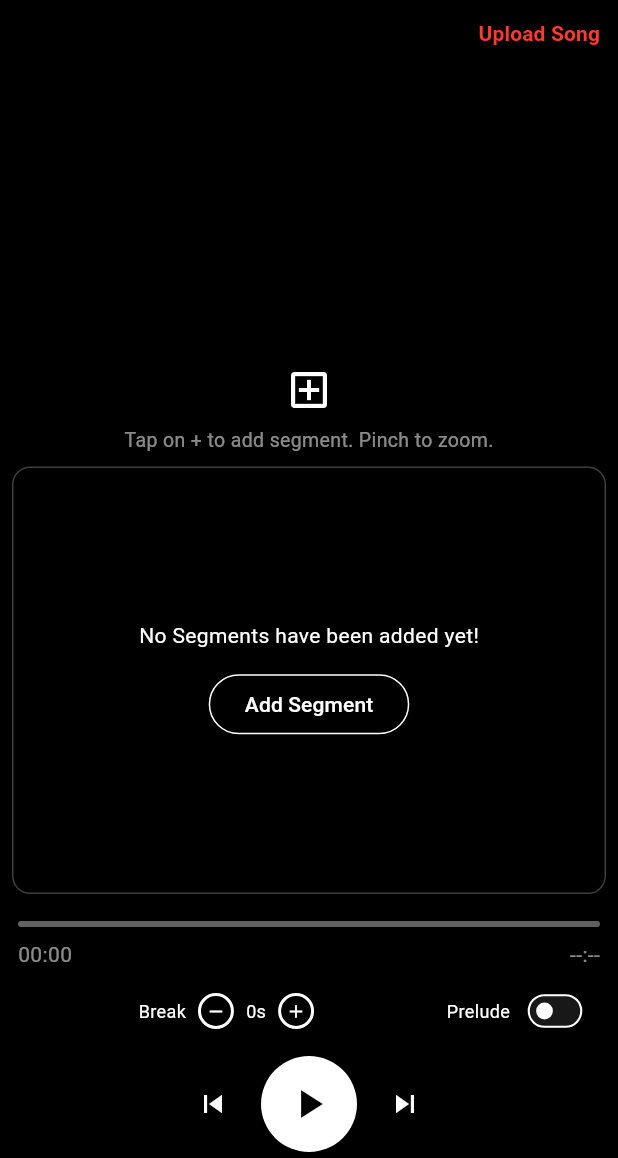
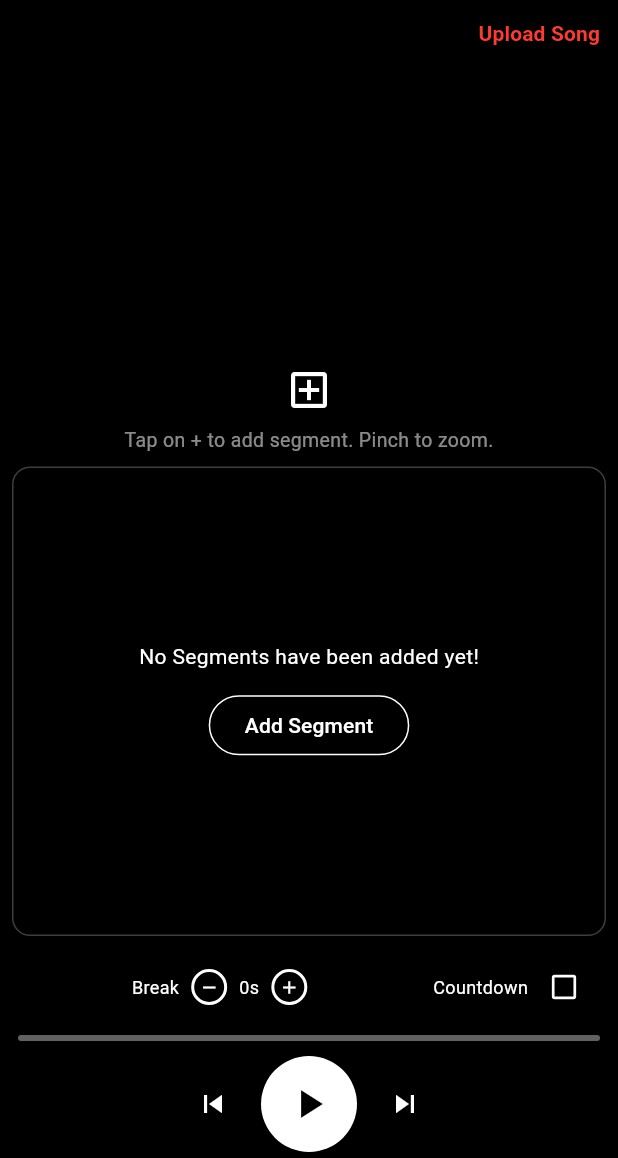
Before and after one commit to Justusschl/LoopingTool, a Flutter app: the screen it shows after launch, on a phone screen of 412 x 824 dp, the part 78-1236 px from its top. Run offline on Flutter 3.47's test engine with Material 3 defaults, Android fonts, the phone set to English and light mode, and no system bars; our stand-ins replace file_picker, just_audio, marquee.

Commit message:
Bottom part improved

```diff
--- a/lib/features/looping_tool/screens/main_screen.dart
+++ b/lib/features/looping_tool/screens/main_screen.dart
@@ -115,33 +115,36 @@ class _MainScreenState extends State<MainScreen> {
                           ),
               ),
             ),
+            // Break & Countdown Row
+            Padding(
+              padding: const EdgeInsets.symmetric(horizontal: 12, vertical: 2),
+              child: Row(
+                children: [
+                  Expanded(
+                    child: BreakDurationSelector(
+                      breakSeconds: vm.breakDuration,
+                      onIncrement: () => vm.setBreakDuration(vm.breakDuration + 1),
+                      onDecrement: () => vm.setBreakDuration(vm.breakDuration > 1 ? vm.breakDuration - 1 : 1),
+                    ),
+                  ),
+                  SizedBox(width: 8),
+                  Text('Countdown', style: TextStyle(color: Colors.white, fontSize: 12)),
+                  Transform.scale(
+                    scale: 0.9,
+                    child: Checkbox(
+                      value: vm.countdownEnabled,
+                      onChanged: (val) => vm.setCountdownEnabled(val ?? false),
+                      activeColor: Colors.red,
+                      checkColor: Colors.white,
+                    ),
+                  ),
+                ],
+              ),
+            ),
             // Slider Row
             Padding(
               padding: const EdgeInsets.symmetric(horizontal: 12, vertical: 2),
               child: SongTimelineSlider(),
-            ),
-            // Break & Prelude Row
-            Padding(
-              padding: const EdgeInsets.symmetric(horizontal: 12, vertical: 2),
-              child: Row(
-                children: [
-                  Expanded(child: BreakDurationSelector(
-                    breakSeconds: vm.breakDuration,
-                    onIncrement: () => vm.setBreakDuration(vm.breakDuration + 1),
-                    onDecrement: () => vm.setBreakDuration(vm.breakDuration > 1 ? vm.breakDuration - 1 : 1),
-                  )),
-                  SizedBox(width: 8),
-                  Text('Prelude', style: TextStyle(color: Colors.white, fontSize: 12)),
-                  Transform.scale(
-                    scale: 0.7,
-                    child: Switch(
-                      value: vm.preludeEnabled,
-                      onChanged: (val) => vm.setPreludeEnabled(val),
-                      activeColor: Colors.red,
-                    ),
-                  ),
-                ],
-              ),
             ),
             // Playback Controls Row
             Padding(
--- a/lib/features/looping_tool/viewmodels/looping_tool_viewmodel.dart
+++ b/lib/features/looping_tool/viewmodels/looping_tool_viewmodel.dart
@@ -21,6 +21,9 @@ class LoopingToolViewModel extends ChangeNotifier {
 
   bool _preludeEnabled = false;
   bool get preludeEnabled => _preludeEnabled;
+
+  bool _countdownEnabled = false;
+  bool get countdownEnabled => _countdownEnabled;
 
   late AudioService audioService;
 
@@ -155,6 +158,11 @@ class LoopingToolViewModel extends ChangeNotifier {
     notifyListeners();
   }
 
+  void setCountdownEnabled(bool value) {
+    _countdownEnabled = value;
+    notifyListeners();
+  }
+
   Future<void> generateWaveform(String filePath) async {
     final player = AudioPlayer();
     await player.setFilePath(filePath);
--- a/lib/features/looping_tool/widgets/song_timeline_slider.dart
+++ b/lib/features/looping_tool/widgets/song_timeline_slider.dart
@@ -16,33 +16,18 @@ class SongTimelineSlider extends StatelessWidget {
 
     if (duration == null || duration == Duration.zero) {
       // No audio loaded: show an empty timeline bar
-      return Column(
-        crossAxisAlignment: CrossAxisAlignment.start,
-        children: [
-          Container(
+      return Container(
         height: 4,
         decoration: BoxDecoration(
           color: Colors.grey[700],
           borderRadius: BorderRadius.circular(2),
         ),
-            margin: const EdgeInsets.symmetric(vertical: 8),
-          ),
-          Row(
-            mainAxisAlignment: MainAxisAlignment.spaceBetween,
-            children: const [
-              Text('00:00', style: TextStyle(color: Colors.white54)),
-              Text('--:--', style: TextStyle(color: Colors.white54)),
-            ],
-          ),
-        ],
+        margin: const EdgeInsets.symmetric(vertical: 4), // reduce vertical space
       );
     }
 
     // Audio loaded: show the real slider
-    return Column(
-      crossAxisAlignment: CrossAxisAlignment.start,
-      children: [
-        Stack(
+    return Stack(
       children: [
         // The slider
         Slider(
@@ -54,7 +39,7 @@ class SongTimelineSlider extends StatelessWidget {
         if (duration.inMilliseconds > 0)
           Positioned.fill(
             child: Padding(
-                  padding: const EdgeInsets.symmetric(horizontal: 16), // Default slider padding
+              padding: const EdgeInsets.symmetric(horizontal: 16),
               child: LayoutBuilder(
                 builder: (context, constraints) {
                   final trackWidth = constraints.maxWidth;
@@ -62,7 +47,7 @@ class SongTimelineSlider extends StatelessWidget {
                   return Stack(
                     children: markers.map((marker) {
                       final markerRatio = marker.timestamp.inMilliseconds / duration.inMilliseconds;
-                          final left = (markerRatio * trackWidth) - (markerWidth / 2) + 7; // +4 to center the marker
+                      final left = (markerRatio * trackWidth) - (markerWidth / 2) + 7;
                       return Positioned(
                         left: left,
                         top: 0,
@@ -82,18 +67,6 @@ class SongTimelineSlider extends StatelessWidget {
             ),
           ),
       ],
-        ),
-        Padding(
-          padding: const EdgeInsets.symmetric(horizontal: 8.0),
-          child: Row(
-            mainAxisAlignment: MainAxisAlignment.spaceBetween,
-            children: [
-              Text(_format(position), style: const TextStyle(color: Colors.white)),
-              Text(_format(duration), style: const TextStyle(color: Colors.white)),
-            ],
-          ),
-        ),
-      ],
     );
   }
 
```
Lines whose indentation alone changed are shown as unchanged.
